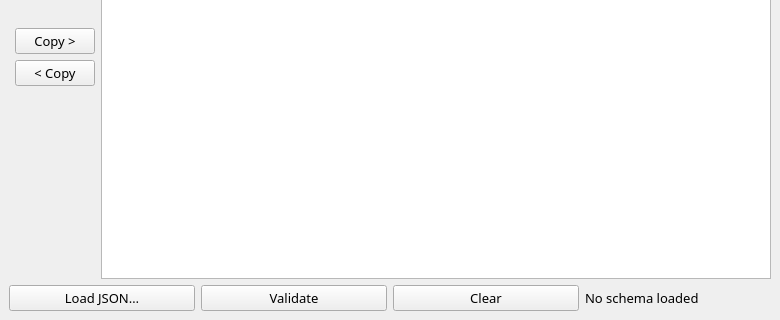
The window that ui/jsonStudio.ui (oleitao/jsonStudio) describes before a commit, drawn with Qt 5; both pictures show x 0 to 780 and y 181 to 501 of the 780 by 501 pixel window.
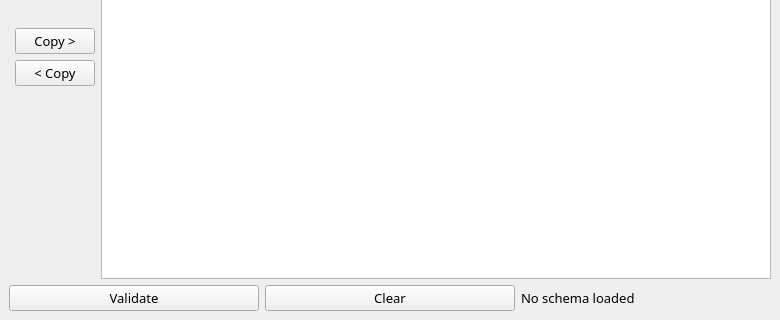
The same window after the commit.

Commit message: menu -> load json

Diff of the .ui file:
```diff
--- a/ui/jsonStudio.ui
+++ b/ui/jsonStudio.ui
@@ -87,20 +87,7 @@
       </layout>
      </item>
      <item row="2" column="0" colspan="3">
-      <layout class="QHBoxLayout" name="ui_schema_layout">
-       <item>
-        <widget class="QPushButton" name="ui_load_json_btn">
-         <property name="font">
-          <font>
-           <family>Bahnschrift</family>
-           <pointsize>10</pointsize>
-          </font>
-         </property>
-         <property name="text">
-          <string>Load JSON…</string>
-         </property>
-        </widget>
-       </item>
+     <layout class="QHBoxLayout" name="ui_schema_layout">
        <item>
        <widget class="QPushButton" name="ui_validate_btn">
          <property name="font">
```
The commit also changes 1 other file.
